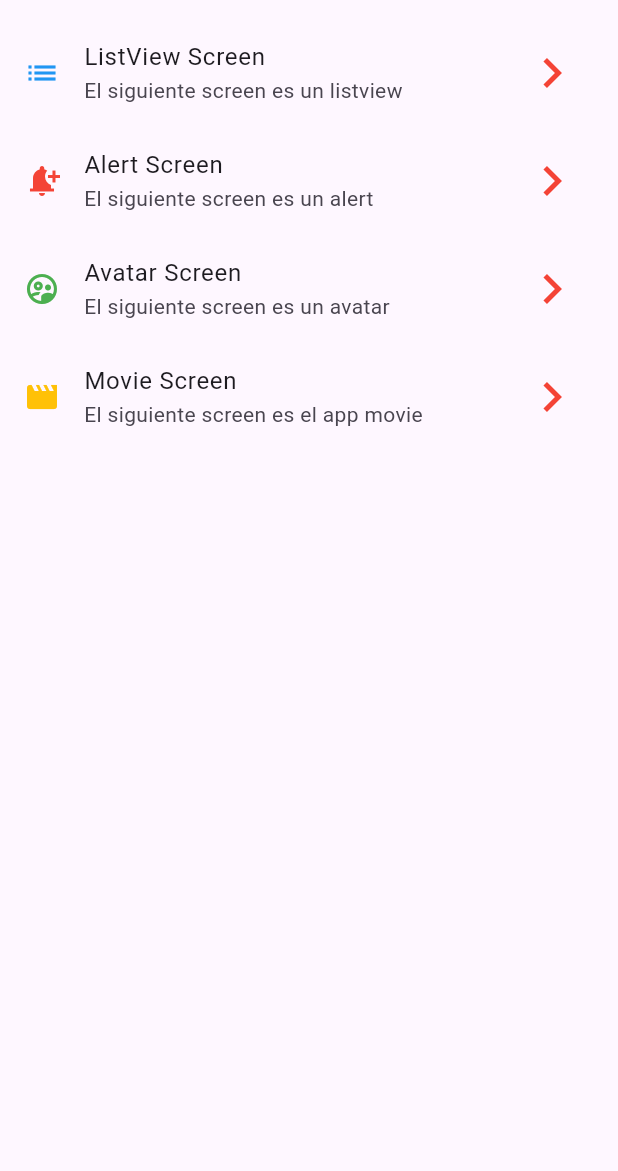
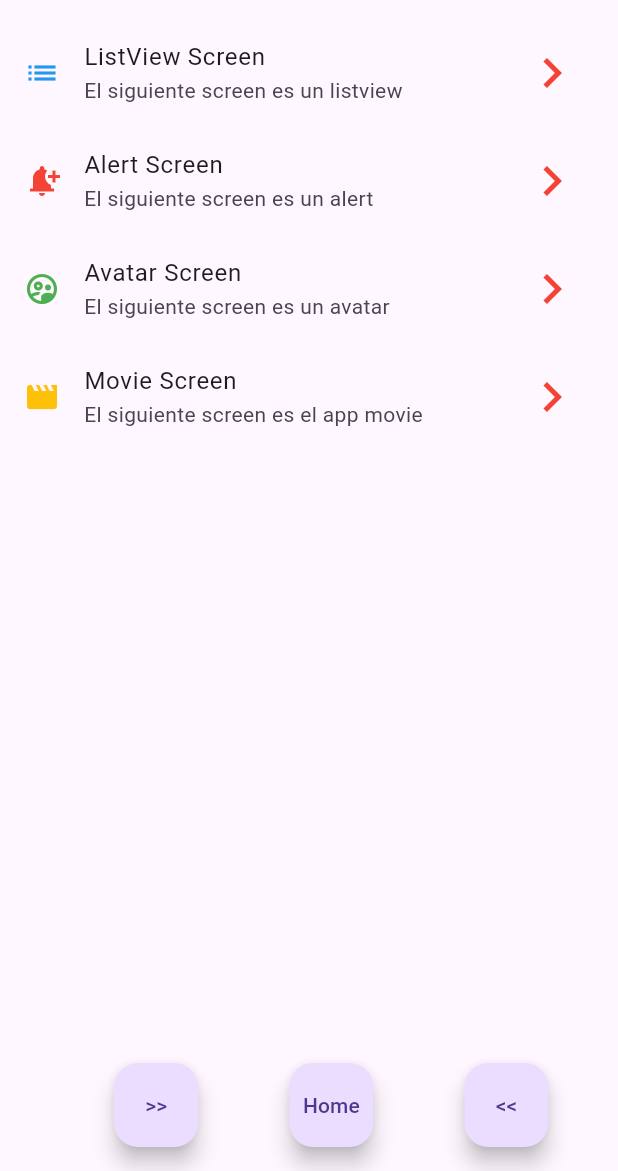
Before and after one commit to Sadot18/app_widgets, a Flutter app: the screen it shows after launch, on a phone screen of 412 x 824 dp, the part 65-1236 px from its top. Run offline on Flutter 3.47's test engine with Material 3 defaults, Android fonts, the phone set to English and light mode, and no system bars.

Commit message:
Añade un botón de acción flotante en CustomHomePage para navegación

```diff
--- a/lib/screens/custom_home_page.dart
+++ b/lib/screens/custom_home_page.dart
@@ -5,6 +5,7 @@ class CustomHomePage extends StatelessWidget {
   const CustomHomePage({super.key});
 
 //TODO: investigar como hacer dinamico el listado de widgets
+//usando modelos (models)
 
   @override
   Widget build(BuildContext context) {
@@ -16,6 +17,15 @@ class CustomHomePage extends StatelessWidget {
         ),
       ),
       body: CustomListView(),
+      floatingActionButton: Row(
+        mainAxisAlignment: MainAxisAlignment.spaceAround,
+        children: [
+          SizedBox(width: 1),
+          FloatingActionButton( heroTag: 'next', onPressed: null, child: Text('>>')),
+          FloatingActionButton(heroTag: 'home', onPressed: null, child: Text('Home')),
+          FloatingActionButton(heroTag: 'previous', onPressed: null, child: Text('<<')),
+        ],
+      ),
     );
   }
 }
```
